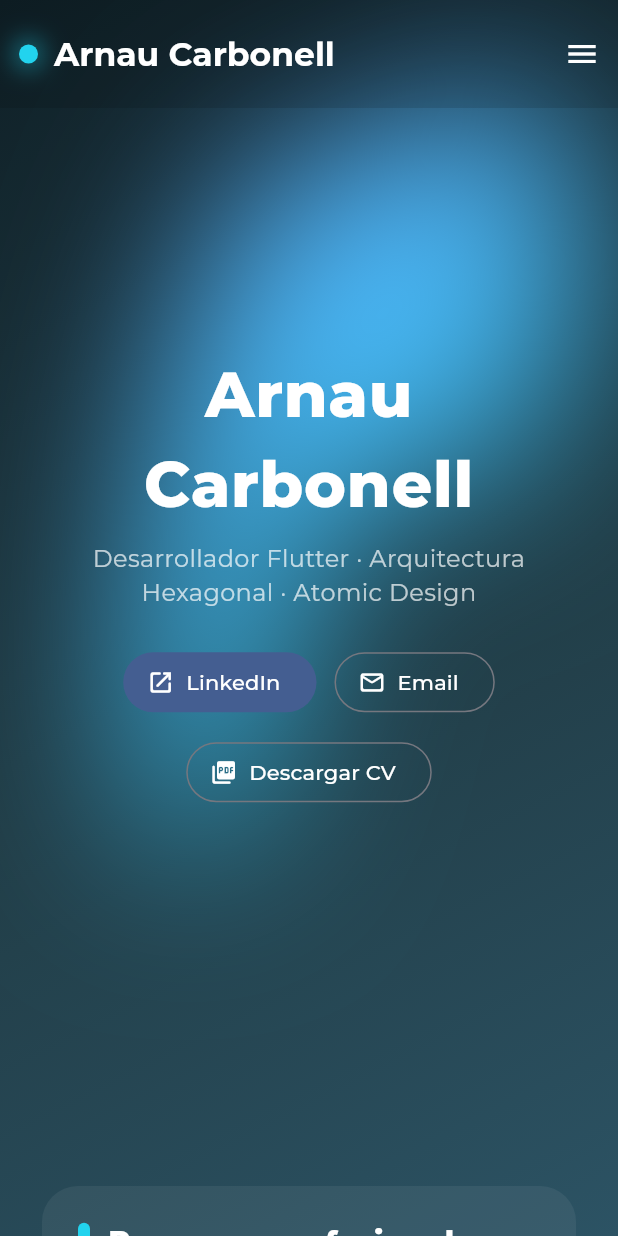
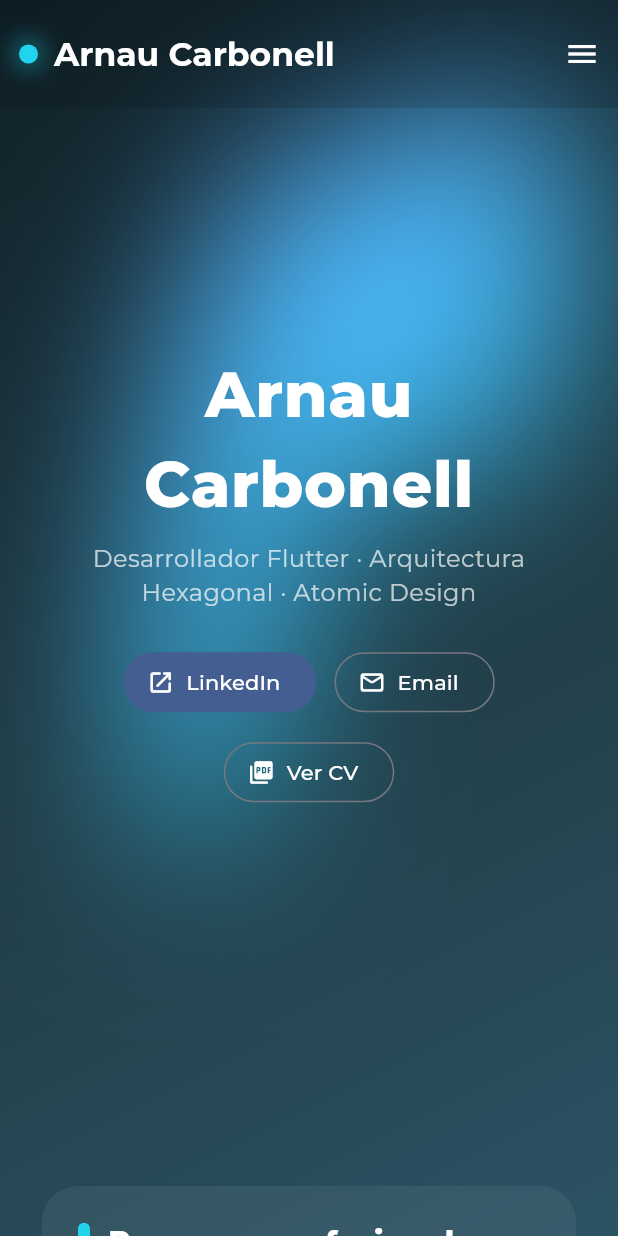
Before and after one commit to Arnau-Carbonell/portfolio, a Flutter app: the screen it shows after launch, on a phone screen of 412 x 824 dp. Run offline on Flutter 3.47's test engine with Material 3 defaults, Android fonts, the phone set to English and light mode, and no system bars; our stand-ins replace google_fonts.

Commit message:
solved problem where pdf was not downloading

```diff
--- a/lib/home/sections/hero_section.dart
+++ b/lib/home/sections/hero_section.dart
@@ -2,6 +2,7 @@ import 'dart:math' as math;
 
 import 'package:flutter/material.dart';
 import 'package:google_fonts/google_fonts.dart';
+import 'package:url_launcher/url_launcher.dart';
 
 import '../../utils/open_url.dart';
 
@@ -65,10 +66,9 @@ class HeroSection extends StatelessWidget {
                         label: const Text('Email', style: TextStyle( color: Colors.white),),
                       ),
                       OutlinedButton.icon(
-                        onPressed: () => openUrl(
-                            'https://arnaucarbonell.com/files/CV_ArnauCarbonell.pdf'),
+                        onPressed: () => openUrl('files/CV_ArnauCarbonell.pdf'),
                         icon: const Icon(Icons.picture_as_pdf_rounded, color: Colors.white,),
-                        label: const Text('Descargar CV',style: TextStyle( color: Colors.white),),
+                        label: const Text('Ver CV',style: TextStyle( color: Colors.white),),
                       ),
                     ],
                   ),
```
Also changed, not shown: firebase.json, 2 other files.
